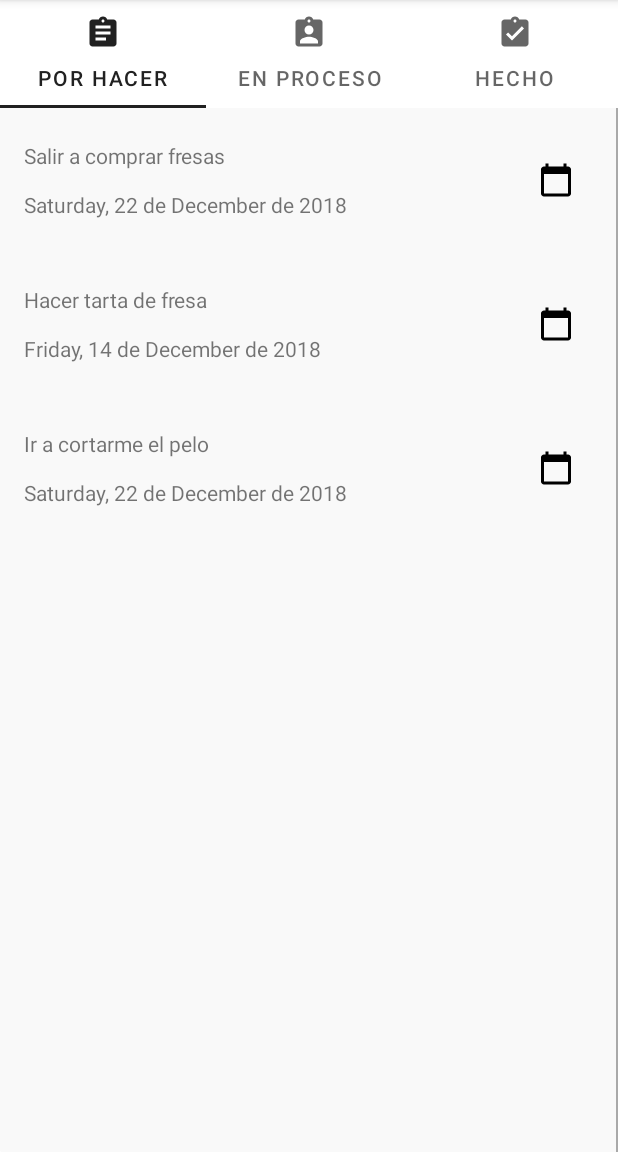
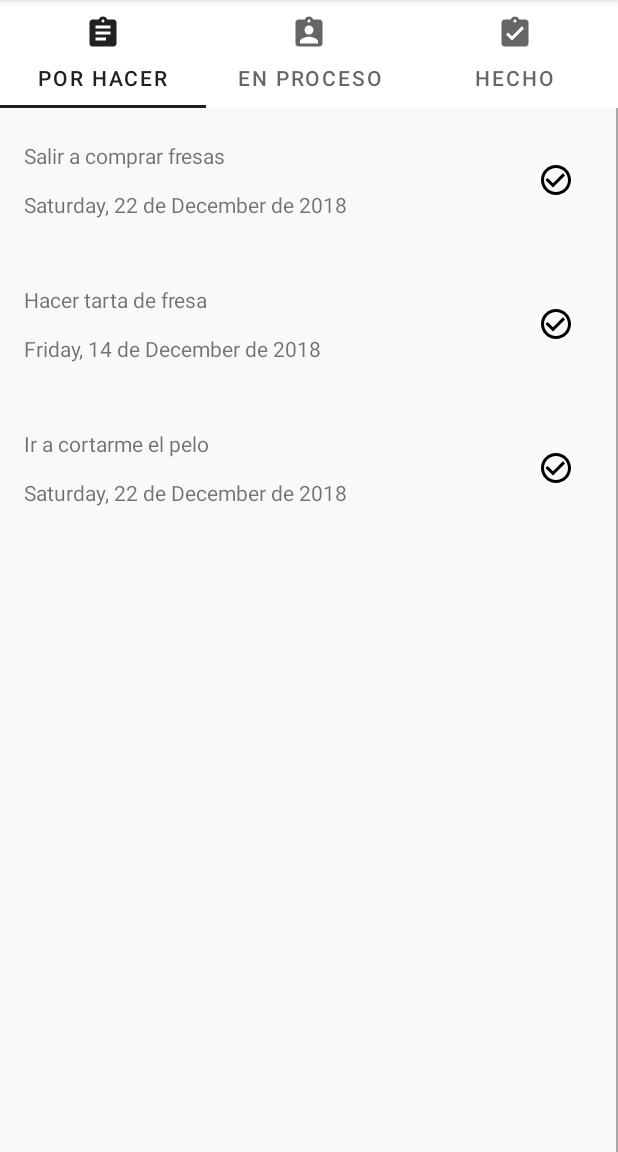
Before and after one commit to dagonco/Herald, an Android app: the screen it shows after launch (MainActivity), on a phone screen of 412 x 824 dp, the part 84-1236 px from its top. Run offline under Robolectric (Android 15) with nearby library versions, the phone set to English and light mode, and no system bars.

Commit message:
New icons for itemlayout

```diff
--- a/app/src/main/java/com/dagonco/herald/feature/task/list/TaskAdapter.kt
+++ b/app/src/main/java/com/dagonco/herald/feature/task/list/TaskAdapter.kt
@@ -23,6 +23,7 @@ import android.view.ViewGroup
 import androidx.constraintlayout.widget.ConstraintLayout
 import androidx.recyclerview.widget.RecyclerView
 import com.dagonco.herald.R
+import com.dagonco.herald.feature.task.model.Status.*
 import com.dagonco.herald.feature.task.model.Task
 import kotlinx.android.synthetic.main.item_layout_task.view.*
 import java.text.SimpleDateFormat
@@ -59,6 +60,18 @@ class TaskAdapter(private val dataSet: List<Task>) :
 
             itemView.titleTextView.text = task.title
             itemView.dateTextView.text = format
+
+            val imageResource = when (task.status) {
+                TO_DO, IN_PROGRESS -> R.drawable.ic_check_done
+                DONE -> R.drawable.ic_delete
+            }
+
+            itemView.changeStatusButton.apply {
+                setImageResource(imageResource)
+                setOnClickListener {
+                    // Something
+                }
+            }
         }
     }
 }
--- /dev/null
+++ b/app/src/main/res/drawable/ic_check_done.xml
@@ -0,0 +1,25 @@
+<!--
+  ~ Copyright (C) 2018 Dagonco.
+  ~
+  ~  Licensed under the Apache License, Version 2.0 (the "License");
+  ~  you may not use this file except in compliance with the License.
+  ~  You may obtain a copy of the License at
+  ~
+  ~  http://www.apache.org/licenses/LICENSE-2.0
+  ~
+  ~  Unless required by applicable law or agreed to in writing, software
+  ~  distributed under the License is distributed on an "AS IS" BASIS,
+  ~  WITHOUT WARRANTIES OR CONDITIONS OF ANY KIND, either express or implied.
+  ~  See the License for the specific language governing permissions and
+  ~  limitations under the License.
+  -->
+
+<vector xmlns:android="http://schemas.android.com/apk/res/android"
+    android:width="24dp"
+    android:height="24dp"
+    android:viewportWidth="24"
+    android:viewportHeight="24">
+  <path
+      android:fillColor="#FF000000"
+      android:pathData="M16.59,7.58L10,14.17l-3.59,-3.58L5,12l5,5 8,-8zM12,2C6.48,2 2,6.48 2,12s4.48,10 10,10 10,-4.48 10,-10S17.52,2 12,2zM12,20c-4.42,0 -8,-3.58 -8,-8s3.58,-8 8,-8 8,3.58 8,8 -3.58,8 -8,8z"/>
+</vector>
--- /dev/null
+++ b/app/src/main/res/drawable/ic_delete.xml
@@ -0,0 +1,25 @@
+<!--
+  ~ Copyright (C) 2018 Dagonco.
+  ~
+  ~  Licensed under the Apache License, Version 2.0 (the "License");
+  ~  you may not use this file except in compliance with the License.
+  ~  You may obtain a copy of the License at
+  ~
+  ~  http://www.apache.org/licenses/LICENSE-2.0
+  ~
+  ~  Unless required by applicable law or agreed to in writing, software
+  ~  distributed under the License is distributed on an "AS IS" BASIS,
+  ~  WITHOUT WARRANTIES OR CONDITIONS OF ANY KIND, either express or implied.
+  ~  See the License for the specific language governing permissions and
+  ~  limitations under the License.
+  -->
+
+<vector xmlns:android="http://schemas.android.com/apk/res/android"
+    android:width="24dp"
+    android:height="24dp"
+    android:viewportWidth="24"
+    android:viewportHeight="24">
+  <path
+      android:fillColor="#FF000000"
+      android:pathData="M6,19c0,1.1 0.9,2 2,2h8c1.1,0 2,-0.9 2,-2L18,7L6,7v12zM8,9h8v10L8,19L8,9zM15.5,4l-1,-1h-5l-1,1L5,4v2h14L19,4z"/>
+</vector>
--- a/app/src/main/res/layout/item_layout_task.xml
+++ b/app/src/main/res/layout/item_layout_task.xml
@@ -49,7 +49,6 @@
         style="@style/Widget.AppCompat.Button.Borderless.Colored"
         android:layout_width="48dp"
         android:layout_height="48dp"
-        android:src="@drawable/ic_calendar"
         app:layout_constraintBottom_toBottomOf="parent"
         app:layout_constraintEnd_toEndOf="parent"
         app:layout_constraintTop_toTopOf="parent" />
```
